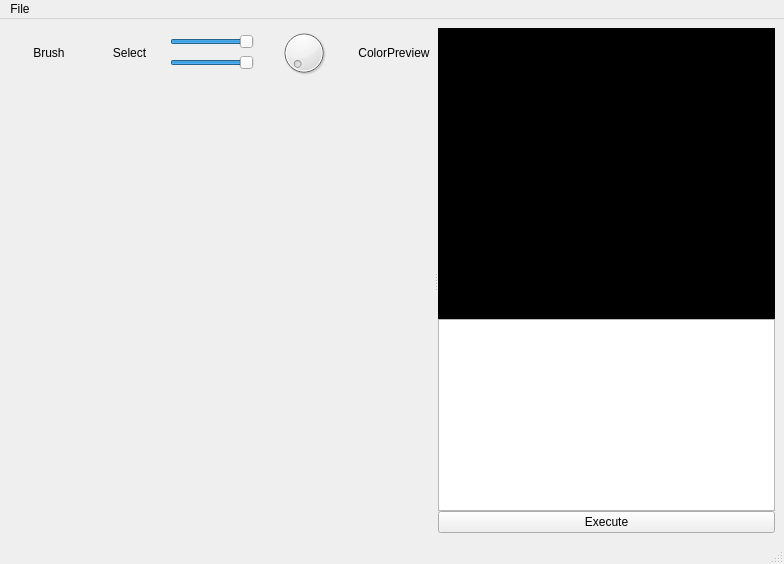
First picture: the form in paint.ui, repository jakic12/paintnp, before the edit.
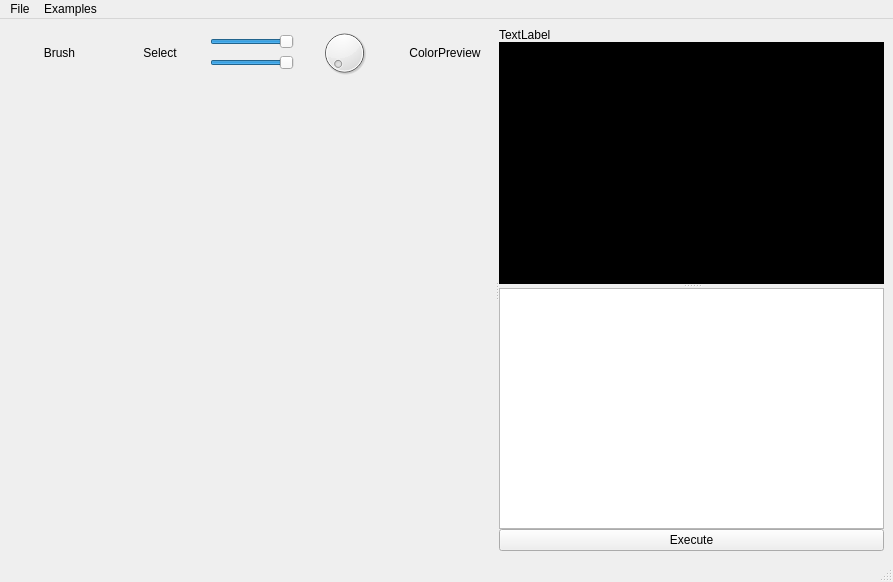
Second picture: the form after the edit. Icons and pictures are not drawn.

Commit message: Add shortcuts, bind stdout to thread

The edit to the form file:
```diff
--- a/paint.ui
+++ b/paint.ui
@@ -6,8 +6,8 @@
    <rect>
     <x>0</x>
     <y>0</y>
-    <width>784</width>
-    <height>564</height>
+    <width>893</width>
+    <height>582</height>
    </rect>
   </property>
   <property name="windowTitle">
@@ -23,6 +23,14 @@
    <layout class="QVBoxLayout" name="verticalLayout_3">
     <item>
      <widget class="QSplitter" name="splitter">
+    <property name="geometry">
+     <rect>
+      <x>12</x>
+      <y>12</y>
+      <width>440</width>
+      <height>513</height>
+     </rect>
+    </property>
       <property name="sizePolicy">
        <sizepolicy hsizetype="Expanding" vsizetype="Expanding">
         <horstretch>0</horstretch>
@@ -180,6 +188,80 @@
          <number>0</number>
         </property>
         <item>
+       <layout class="QHBoxLayout" name="horizontalLayout_2">
+        <item>
+         <widget class="QLabel" name="label">
+          <property name="text">
+           <string>TextLabel</string>
+          </property>
+         </widget>
+        </item>
+        <item>
+         <widget class="QLabel" name="unsavedChanges">
+          <property name="maximumSize">
+           <size>
+            <width>25</width>
+            <height>25</height>
+           </size>
+          </property>
+          <property name="styleSheet">
+           <string notr="true"/>
+          </property>
+          <property name="text">
+           <string/>
+          </property>
+          <property name="pixmap">
+           <pixmap resource="resources.qrc">:/newPrefix/icons/warning-98676_1280.png</pixmap>
+          </property>
+          <property name="scaledContents">
+           <bool>true</bool>
+          </property>
+         </widget>
+        </item>
+        <item>
+         <widget class="QLabel" name="unsavedLabel">
+          <property name="sizePolicy">
+           <sizepolicy hsizetype="Fixed" vsizetype="Fixed">
+            <horstretch>0</horstretch>
+            <verstretch>0</verstretch>
+           </sizepolicy>
+          </property>
+          <property name="minimumSize">
+           <size>
+            <width>0</width>
+            <height>0</height>
+           </size>
+          </property>
+          <property name="maximumSize">
+           <size>
+            <width>25</width>
+            <height>25</height>
+           </size>
+          </property>
+          <property name="baseSize">
+           <size>
+            <width>20</width>
+            <height>20</height>
+           </size>
+          </property>
+          <property name="text">
+           <string/>
+          </property>
+          <property name="pixmap">
+           <pixmap resource="resources.qrc">:/newPrefix/icons/save-icon-original.png</pixmap>
+          </property>
+          <property name="scaledContents">
+           <bool>true</bool>
+          </property>
+         </widget>
+        </item>
+       </layout>
+      </item>
+      <item>
+       <widget class="QSplitter" name="splitter_2">
+        <property name="orientation">
+         <enum>Qt::Vertical</enum>
+        </property>
          <widget class="QPlainTextEdit" name="codeEdit">
           <property name="styleSheet">
            <string notr="true">font-family:'Consolas'; 
@@ -193,8 +275,6 @@
            <number>20</number>
           </property>
          </widget>
-        </item>
-        <item>
          <widget class="QPlainTextEdit" name="codeOutput">
           <property name="sizePolicy">
            <sizepolicy hsizetype="Expanding" vsizetype="Fixed">
@@ -209,6 +289,7 @@
            <number>30</number>
           </property>
          </widget>
+       </widget>
         </item>
         <item>
          <widget class="QPushButton" name="executeBtn">
@@ -228,7 +309,7 @@
     <rect>
      <x>0</x>
      <y>0</y>
-     <width>784</width>
+     <width>893</width>
      <height>24</height>
     </rect>
    </property>
@@ -239,7 +320,13 @@
     <addaction name="actionOpen"/>
     <addaction name="actionSave"/>
    </widget>
+   <widget class="QMenu" name="menuexm">
+    <property name="title">
+     <string>Examples</string>
+    </property>
+   </widget>
    <addaction name="menuFile"/>
+   <addaction name="menuexm"/>
   </widget>
   <widget class="QStatusBar" name="statusbar"/>
   <action name="actionOpen">
```
Left out of the diff: 4 changed lines with no effect on the pictures. Lines whose indentation alone changed are shown as unchanged. The commit also changes 2 other files.
